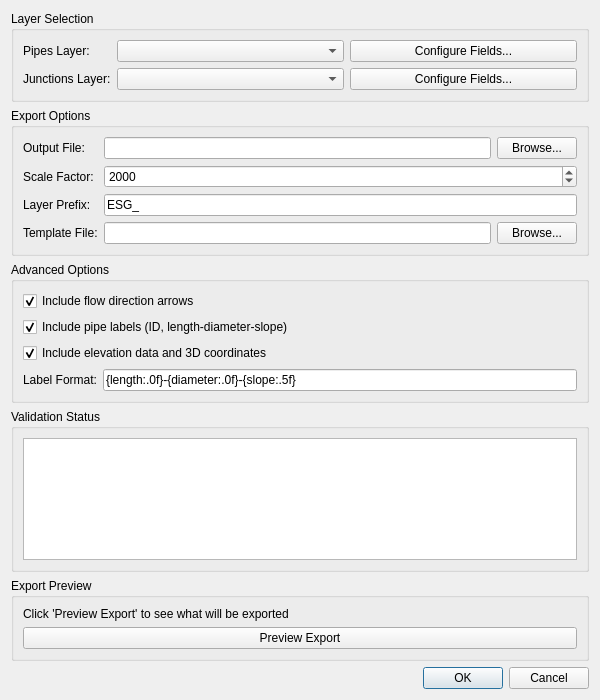
The window that ui/main_export_dialog.ui (leonazareth/redbasica_export) describes before a commit, drawn with Qt 5.
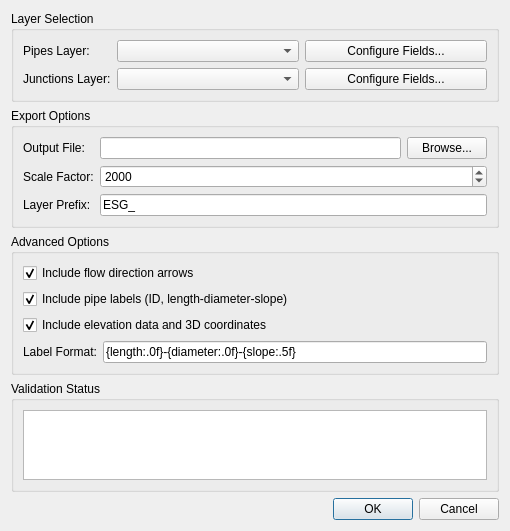
The same window after the commit. Custom widgets are drawn as their Qt base class.

Commit message: Simplify UI: remove unused features (template, preview), add collapsible options, resize dialogs

Patch:
```diff
--- a/ui/main_export_dialog.ui
+++ b/ui/main_export_dialog.ui
@@ -6,8 +6,8 @@
    <rect>
     <x>0</x>
     <y>0</y>
-    <width>600</width>
-    <height>700</height>
+    <width>510</width>
+    <height>350</height>
    </rect>
   </property>
   <property name="windowTitle">
@@ -153,31 +153,6 @@
         </property>
        </widget>
       </item>
-      <item row="3" column="0">
-       <widget class="QLabel" name="templatePathLabel">
-        <property name="text">
-         <string>Template File:</string>
-        </property>
-       </widget>
-      </item>
-      <item row="3" column="1">
-       <layout class="QHBoxLayout" name="templatePathLayout">
-        <item>
-         <widget class="QLineEdit" name="templatePathEdit">
-          <property name="toolTip">
-           <string>Optional DXF template file (leave empty for default)</string>
-          </property>
-         </widget>
-        </item>
-        <item>
-         <widget class="QPushButton" name="browseTemplateButton">
-          <property name="text">
-           <string>Browse...</string>
-          </property>
-         </widget>
-        </item>
-       </layout>
-      </item>
      </layout>
     </widget>
    </item>
@@ -272,32 +247,7 @@
      </layout>
     </widget>
    </item>
-   <item>
-    <widget class="QGroupBox" name="previewGroup">
-     <property name="title">
-      <string>Export Preview</string>
-     </property>
-     <layout class="QVBoxLayout" name="previewVerticalLayout">
-      <item>
-       <widget class="QLabel" name="previewLabel">
-        <property name="text">
-         <string>Click 'Preview Export' to see what will be exported</string>
-        </property>
-       </widget>
-      </item>
-      <item>
-       <widget class="QPushButton" name="previewButton">
-        <property name="text">
-         <string>Preview Export</string>
-        </property>
-        <property name="toolTip">
-         <string>Generate export preview without creating the DXF file</string>
-        </property>
-       </widget>
-      </item>
-     </layout>
-    </widget>
-   </item>
+
    <item>
     <widget class="QDialogButtonBox" name="buttonBox">
      <property name="orientation">
```
The commit also changes 4 other files.
